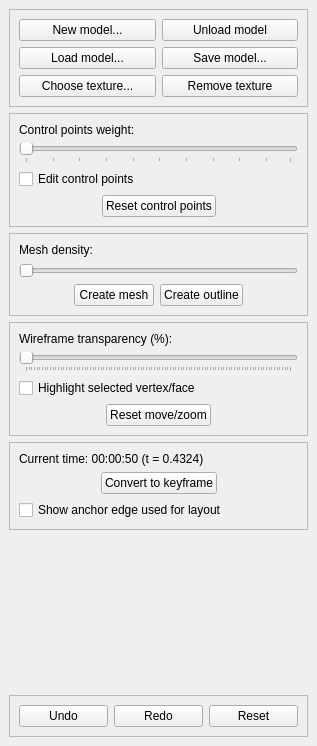
maximlevitsky/animations-editor-bdmorph, file GUI/SidePanel.ui: the form before one commit.
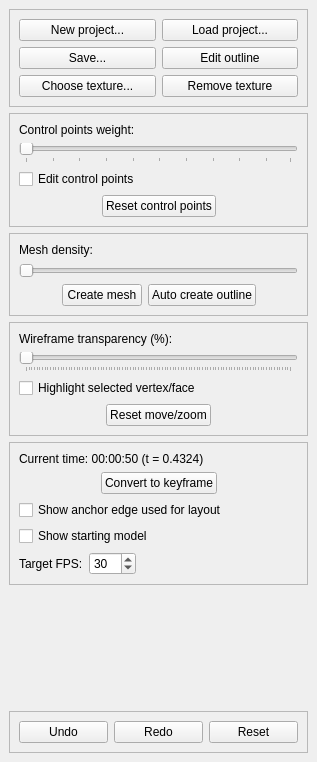
The form after the commit. Custom widgets are drawn as their Qt base class.

```diff
--- a/GUI/SidePanel.ui
+++ b/GUI/SidePanel.ui
@@ -7,7 +7,7 @@
     <x>0</x>
     <y>0</y>
     <width>317</width>
-    <height>746</height>
+    <height>762</height>
    </rect>
   </property>
   <property name="sizePolicy">
@@ -63,32 +63,32 @@
          <item>
           <widget class="QPushButton" name="btnNewModel">
            <property name="text">
-            <string>New model...</string>
+            <string>New project...</string>
            </property>
           </widget>
          </item>
-         <item>
-          <widget class="QPushButton" name="btnUnloadModel">
-           <property name="text">
-            <string>Unload model</string>
-           </property>
-          </widget>
-         </item>
-        </layout>
-       </item>
-       <item>
-        <layout class="QHBoxLayout" name="horizontalLayout_2">
          <item>
           <widget class="QPushButton" name="btnLoadModel">
            <property name="text">
-            <string>Load model...</string>
+            <string>Load project...</string>
            </property>
           </widget>
          </item>
+        </layout>
+       </item>
+       <item>
+        <layout class="QHBoxLayout" name="horizontalLayout_2">
          <item>
           <widget class="QPushButton" name="btnSaveModel">
            <property name="text">
-            <string>Save model...</string>
+            <string>Save...</string>
+           </property>
+          </widget>
+         </item>
+         <item>
+          <widget class="QPushButton" name="btnEditOutline">
+           <property name="text">
+            <string>Edit outline</string>
            </property>
           </widget>
          </item>
@@ -242,7 +242,7 @@
          <item>
           <widget class="QPushButton" name="btnCreateOutline">
            <property name="text">
-            <string>Create outline</string>
+            <string>Auto create outline</string>
            </property>
           </widget>
          </item>
@@ -391,12 +391,62 @@
         </layout>
        </item>
        <item>
-        <widget class="QCheckBox" name="checkBox">
+        <widget class="QCheckBox" name="chkShowAnchorEdge">
          <property name="text">
           <string>Show anchor edge used for layout</string>
          </property>
         </widget>
        </item>
+       <item>
+        <widget class="QCheckBox" name="chkShowStartModel">
+         <property name="text">
+          <string>Show starting model</string>
+         </property>
+        </widget>
+       </item>
+       <item>
+        <layout class="QHBoxLayout" name="horizontalLayout_5">
+         <item>
+          <widget class="QLabel" name="label_2">
+           <property name="text">
+            <string>Target FPS:</string>
+           </property>
+          </widget>
+         </item>
+         <item>
+          <widget class="QSpinBox" name="spinFPSBox">
+           <property name="sizePolicy">
+            <sizepolicy hsizetype="Preferred" vsizetype="Fixed">
+             <horstretch>0</horstretch>
+             <verstretch>0</verstretch>
+            </sizepolicy>
+           </property>
+           <property name="minimum">
+            <number>1</number>
+           </property>
+           <property name="maximum">
+            <number>120</number>
+           </property>
+           <property name="value">
+            <number>30</number>
+           </property>
+          </widget>
+         </item>
+         <item>
+          <spacer name="horizontalSpacer_9">
+           <property name="orientation">
+            <enum>Qt::Horizontal</enum>
+           </property>
+           <property name="sizeHint" stdset="0">
+            <size>
+             <width>21</width>
+             <height>22</height>
+            </size>
+           </property>
+          </spacer>
+         </item>
+        </layout>
+       </item>
       </layout>
      </widget>
     </item>
```
